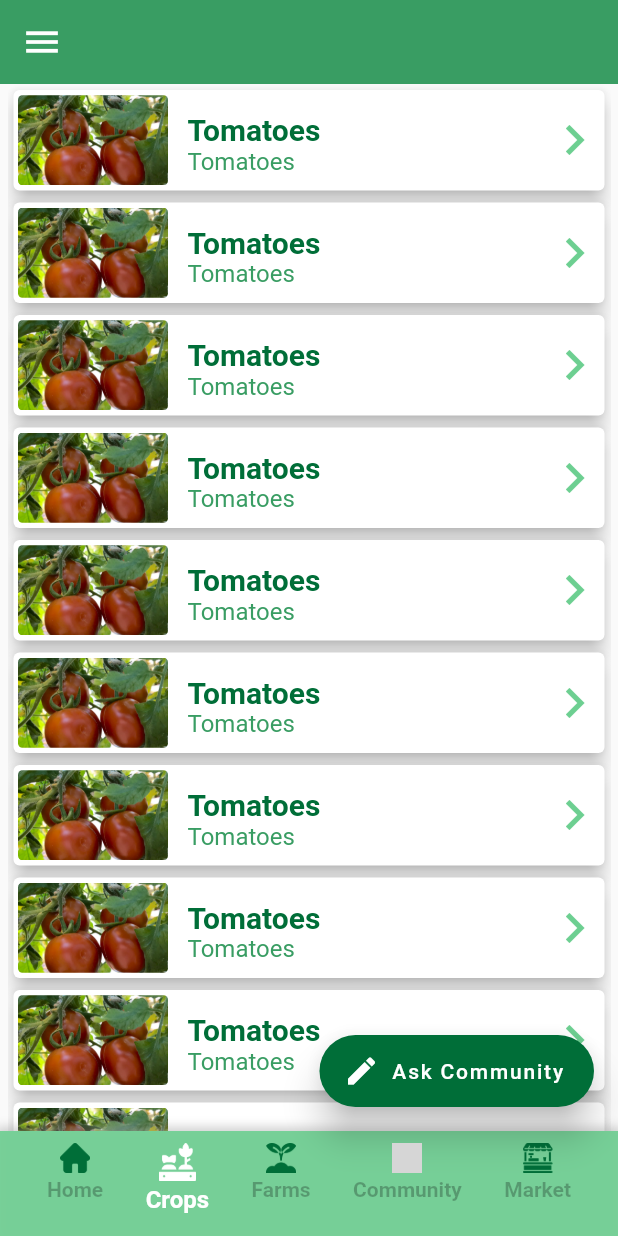
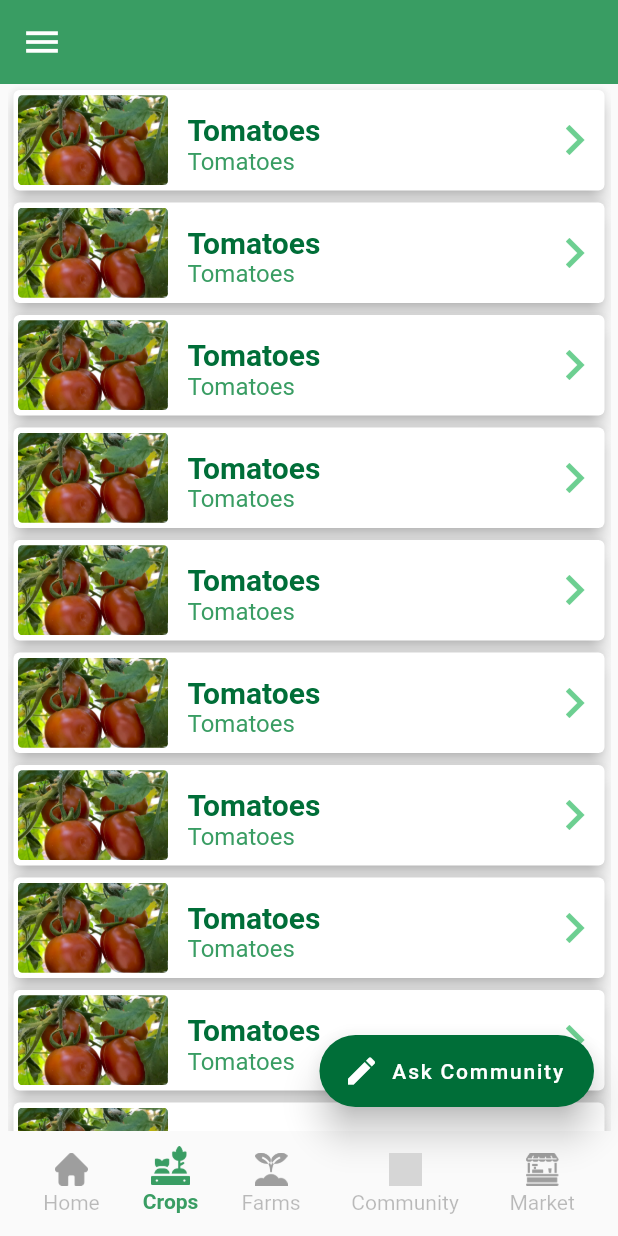
Before and after one commit to CodeAfric/AgriTeck-Users, a Flutter app: the screen it shows after launch, item 2 of the bottom bar chosen, on a phone screen of 412 x 824 dp. Run offline on Flutter 3.47's test engine with Material 2 defaults, Android fonts, the phone set to English and light mode, and no system bars; our stand-ins replace carousel_pro, cloud_firestore, firebase_auth, firebase_core, firebase_storage, fluttertoast and 7 more; missing offline and left inert: async_loader, floating_action_bubble, steel_crypt, tflite; accounts and stored records are empty; statements that could not run were skipped; project files that could hold a hidden picture were left out; grey boxes are pictures that could not be loaded.

Commit message:
new UI Update

```diff
--- a/lib/application-pages/authentication-screens/farmer-login/registration-pages.dart
+++ b/lib/application-pages/authentication-screens/farmer-login/registration-pages.dart
@@ -586,7 +586,7 @@ class _FarmerRegistrationFormState extends State<FarmerRegistrationForm> {
             sendToPage(
                 context,
                 MainPage(
-                  initPaage: BottomButtons.Home,
+                  initPage: BottomButtons.Home,
                 ));
           }
         } catch (error) {
--- a/lib/application-pages/authentication-screens/verificatio-page.dart
+++ b/lib/application-pages/authentication-screens/verificatio-page.dart
@@ -221,7 +221,7 @@ class _OTPScreenState extends State<OTPScreen> {
               sendToPage(
                   context,
                   MainPage(
-                    initPaage: BottomButtons.Home,
+                    initPage: BottomButtons.Home,
                   ));
             } else {
               //id the user do not exist, the we send the user to the registration page to fill the forms
--- a/lib/commonly-used-widget/bottom-icons.dart
+++ b/lib/commonly-used-widget/bottom-icons.dart
@@ -37,14 +37,14 @@ class _BottomIconsState extends State<BottomIcons> {
                 decoration: BoxDecoration(
                   borderRadius: BorderRadius.circular(30),
                 ),
-                padding: EdgeInsets.only(left: 2, right: 2, top: 3, bottom: 1),
+                padding:  EdgeInsets.symmetric(horizontal: 5,vertical: 5),
                 child: Column(
                   children: <Widget>[
                     Image.asset(
                       widget.icons,
                       color: widget.activeIconColor,
-                      width: 25,
-                      height: 25,
+                      width: 26,
+                      height: 26,
                     ),
                     SizedBox(
                       height: 3,
@@ -53,8 +53,8 @@ class _BottomIconsState extends State<BottomIcons> {
                       widget.text,
                       style: TextStyle(
                           color: widget.textColor,
-                          fontWeight: FontWeight.bold,
-                          fontSize: 16),
+                          fontWeight: FontWeight.w600,
+                          fontSize: 14),
                     ),
                   ],
                 ),
@@ -64,14 +64,16 @@ class _BottomIconsState extends State<BottomIcons> {
             borderRadius: BorderRadius.circular(30),
           ),
           padding:
-          EdgeInsets.only(left: 2, right: 2, top: 3, bottom: 1),
+          EdgeInsets.symmetric(horizontal: 10,vertical: 5),
           child: Column(
+            mainAxisAlignment: MainAxisAlignment.center,
+            crossAxisAlignment: CrossAxisAlignment.center,
             children: <Widget>[
               Image.asset(
                 widget.icons,
                 color: widget.iconColor,
-                width: 20,
-                height: 20,
+                width: 22,
+                height: 22,
               ),
               SizedBox(
                 height: 3,
@@ -80,7 +82,7 @@ class _BottomIconsState extends State<BottomIcons> {
                 widget.text,
                 style: TextStyle(
                     color: Colors.black26,
-                    fontWeight: FontWeight.bold,
+                    fontWeight: FontWeight.w400,
                     fontSize: 14),
               ),
             ],
--- a/lib/farms-page/new-farm-page.dart
+++ b/lib/farms-page/new-farm-page.dart
@@ -336,7 +336,7 @@ class _NewFarmState extends State<NewFarm> {
           sendToPage(
               context,
               MainPage(
-                initPaage: BottomButtons.Farms,
+                initPage: BottomButtons.Farms,
               ));
         }
       } catch (error) {
--- a/lib/main-page.dart
+++ b/lib/main-page.dart
@@ -6,28 +6,25 @@ import 'package:agriteck_user/commonly-used-widget/floating-buttton.dart';
 import 'package:agriteck_user/commonly-used-widget/floating-menu.dart';
 import 'package:agriteck_user/community-page/commuinity-page.dart';
 import 'package:agriteck_user/crops-page/crops-page.dart';
+import 'package:agriteck_user/home-page/home-screen.dart';
 import 'package:agriteck_user/investors/investor.dart';
 import 'package:agriteck_user/pojo-classes/tips-data.dart';
 import 'package:agriteck_user/products/products.dart';
 import 'package:agriteck_user/services/sharedPrefs.dart';
 import 'package:agriteck_user/vendors/vendor.dart';
 import 'package:async_loader/async_loader.dart';
-import 'package:firebase_auth/firebase_auth.dart';
 import 'package:flutter/material.dart';
 import 'package:agriteck_user/styles/app-colors.dart';
-import 'package:agriteck_user/Diseases-Training/TrainingScreen.dart';
 import 'package:flutter/services.dart';
-import 'package:font_awesome_flutter/font_awesome_flutter.dart';
-
 import 'farms-page/farm-screen.dart';
 import 'farms-page/new-farm-page.dart';
-import 'home-page/home-page.dart';
+
 
 enum BottomButtons { Crops, Farms, Home, Vendors, Market, Investors, Community }
 
 class MainPage extends StatefulWidget {
-  final BottomButtons initPaage;
-  MainPage({Key key, this.initPaage}) : super(key: key);
+  final BottomButtons initPage;
+  MainPage({Key key, this.initPage}) : super(key: key);
   @override
   _MainPageState createState() => _MainPageState();
 }
@@ -37,9 +34,11 @@ class _MainPageState extends State<MainPage> {
   final _scaffoldKey = GlobalKey<ScaffoldState>();
   final GlobalKey<AsyncLoaderState> _asyncLoaderState =
       new GlobalKey<AsyncLoaderState>();
+
+
   @override
   void initState() {
-    selectedPage = widget.initPaage;
+    selectedPage = widget.initPage;
     super.initState();
   }
 
@@ -139,8 +138,10 @@ class _MainPageState extends State<MainPage> {
             }) ??
         false;
   }
+//======================================================================
 
-//======================================================================
+
+
   @override
   Widget build(BuildContext context) {
     var _asyncLoader = new AsyncLoader(
@@ -194,6 +195,12 @@ class _MainPageState extends State<MainPage> {
         ),
         appBar: CustomAppBar(
           leadingIcon: Icons.menu,
+          onIconPress: (){
+            setState(() {
+              _scaffoldKey.currentState.openDrawer();
+            });
+
+          },
         ),
         floatingActionButton: setFloatBott(selectedPage),
         body: selectedPage == BottomButtons.Home
@@ -212,17 +219,6 @@ class _MainPageState extends State<MainPage> {
         bottomNavigationBar: Container(
           height: 70,
           width: MediaQuery.of(context).size.width,
-          decoration: BoxDecoration(
-            color: primaryLight.withOpacity(0.9),
-            boxShadow: [
-              BoxShadow(
-                color: Colors.grey.withOpacity(0.5),
-                spreadRadius: 3,
-                blurRadius: 5,
-                offset: Offset(0, 0), // changes position of shadow
-              ),
-            ],
-          ),
           padding: EdgeInsets.symmetric(horizontal: 5, vertical: 5),
           child: Row(
             mainAxisSize: MainAxisSize.max,
@@ -230,76 +226,76 @@ class _MainPageState extends State<MainPage> {
             crossAxisAlignment: CrossAxisAlignment.center,
             children: [
               BottomIcons(
-                iconColor: primaryDark,
+                iconColor: Colors.grey,
                 text: 'Home',
                 bottomIcons: selectedPage == BottomButtons.Home ? true : false,
                 icons: 'assets/icons/home.png',
-                textColor: Colors.white,
+                textColor: primary,
                 onPressed: () {
                   setState(() {
                     selectedPage = BottomButtons.Home;
                   });
                 },
                 activeColor: primary,
-                activeIconColor: Colors.white,
+                activeIconColor: primary,
               ),
               BottomIcons(
-                iconColor: primaryDark,
+                iconColor: Colors.grey,
                 text: 'Crops',
                 bottomIcons: selectedPage == BottomButtons.Crops ? true : false,
                 icons: 'assets/icons/cultivate.png',
-                textColor: Colors.white,
+                textColor: primary,
                 onPressed: () {
                   setState(() {
                     selectedPage = BottomButtons.Crops;
                   });
                 },
                 activeColor: primary,
-                activeIconColor: Colors.white,
+                activeIconColor: primary,
               ),
               BottomIcons(
-                iconColor: primaryDark,
+                iconColor: Colors.grey,
                 text: 'Farms',
                 bottomIcons: selectedPage == BottomButtons.Farms ? true : false,
                 icons: 'assets/icons/farm.png',
-                textColor: Colors.white,
+                textColor:primary,
                 onPressed: () {
                   setState(() {
                     selectedPage = BottomButtons.Farms;
                   });
                 },
                 activeColor: primary,
-                activeIconColor: Colors.white,
+                activeIconColor: primary,
               ),
               BottomIcons(
-                iconColor: primaryDark,
+                iconColor: Colors.grey,
                 text: 'Community',
                 bottomIcons:
                     selectedPage == BottomButtons.Community ? true : false,
                 icons: 'assets/icons/community.png',
-                textColor: Colors.white,
+                textColor:primary,
                 onPressed: () {
                   setState(() {
                     selectedPage = BottomButtons.Community;
                   });
                 },
                 activeColor: primary,
-                activeIconColor: Colors.white,
+                activeIconColor: primary,
               ),
               BottomIcons(
-                iconColor: primaryDark,
+                iconColor: Colors.grey,
                 text: 'Market',
                 bottomIcons:
                     selectedPage == BottomButtons.Market ? true : false,
                 icons: 'assets/icons/market.png',
-                textColor: Colors.white,
+                textColor:primary,
                 onPressed: () {
                   setState(() {
                     selectedPage = BottomButtons.Market;
                   });
                 },
                 activeColor: primary,
-                activeIconColor: Colors.white,
+                activeIconColor: primary,
               ),
             ],
           ),
--- a/lib/main.dart
+++ b/lib/main.dart
@@ -28,12 +28,12 @@ class MyApp extends StatelessWidget {
       theme: ThemeData(),
       home: FirebaseAuth.instance.currentUser != null
           ? MainPage(
-              initPaage: BottomButtons.Home,
+              initPage: BottomButtons.Home,
             )
           :
           // WelcomeScreen(),
           MainPage(
-              initPaage: BottomButtons.Home,
+              initPage: BottomButtons.Home,
             ),
     );
   }
```
Also changed, not shown: lib/home-page/home-screen.dart (renamed from lib/home-page/home-page.dart, +34 -24 lines), lib/home-page/weather-details.dart (+6 -3 lines), lib/home/home-screen.dart (deleted, +0 -279 lines).
